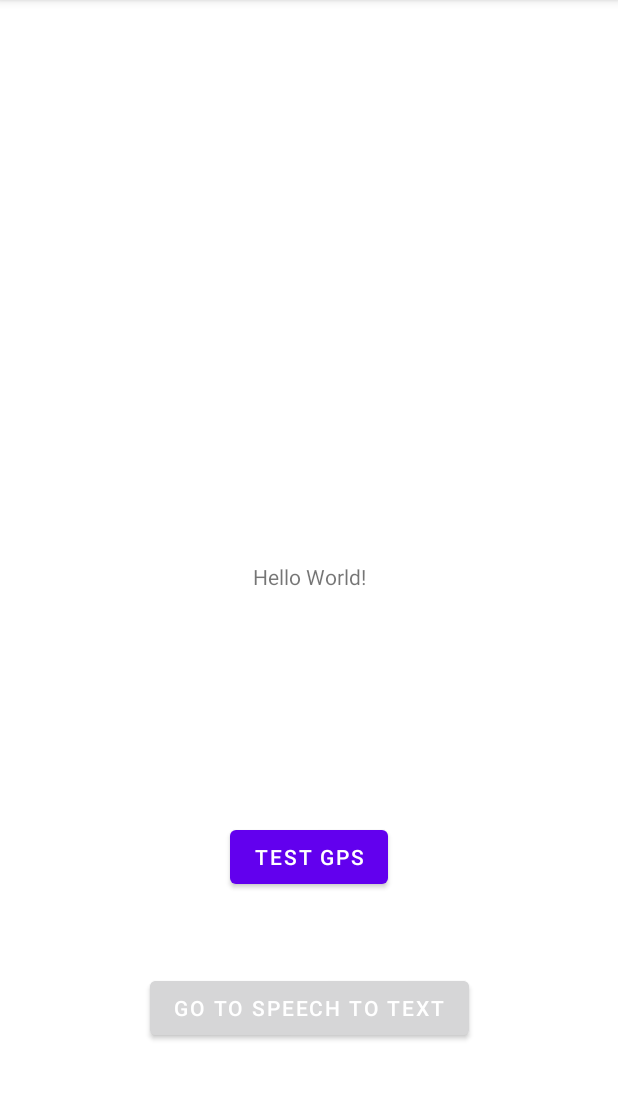
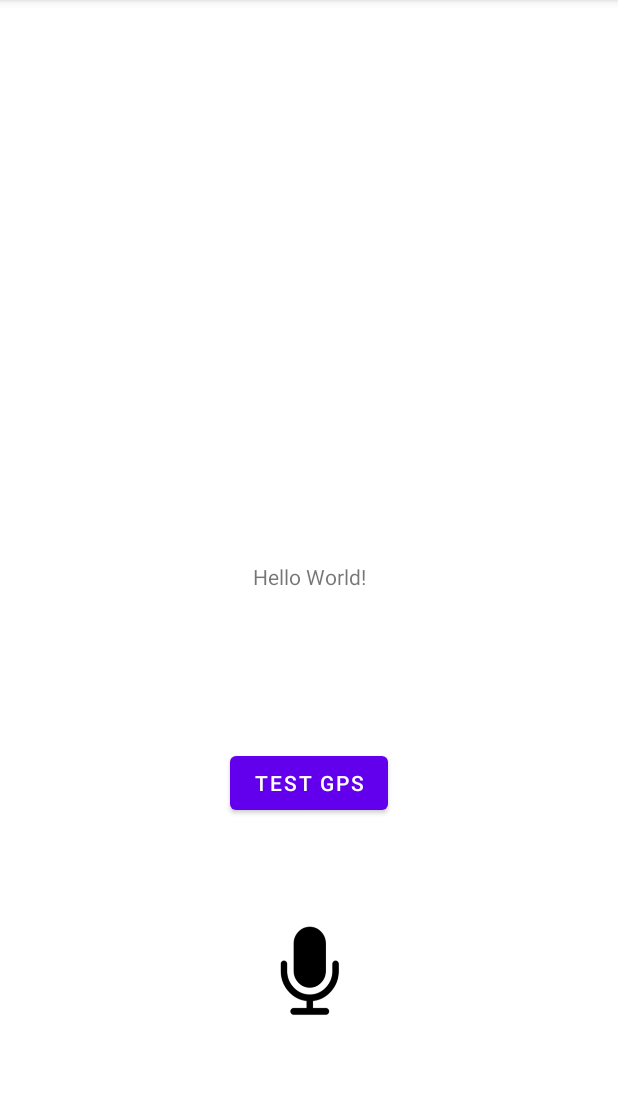
Before and after one commit to VictorCilleros/PMR_Velocus, an Android app: the screen it shows after launch (MainActivity), on a phone screen of 412 x 824 dp, the part 84-1184 px from its top. Run offline under Robolectric (Android 15) with nearby library versions, the phone set to English and light mode, and no system bars.

Commit message:
Handle commands start and stop

```diff
--- a/app/src/main/AndroidManifest.xml
+++ b/app/src/main/AndroidManifest.xml
@@ -19,9 +19,6 @@
         android:theme="@style/Theme.Velocus"
         tools:targetApi="31">
         <activity
-            android:name=".VocalActivity"
-            android:exported="false" />
-        <activity
             android:name=".TestGpsActivity"
             android:exported="false" />
         <activity
--- a/app/src/main/java/com/velocus/MainActivity.kt
+++ b/app/src/main/java/com/velocus/MainActivity.kt
@@ -1,51 +1,31 @@
 package com.velocus
 
 import android.Manifest.permission.RECORD_AUDIO
+import android.app.Activity
 import android.content.Intent
 import android.content.pm.PackageManager
 import android.os.Bundle
-import android.speech.RecognitionListener
 import android.speech.RecognizerIntent
 import android.speech.SpeechRecognizer
-import androidx.core.app.ActivityCompat;
+import android.view.Gravity
+import androidx.core.app.ActivityCompat
 import android.view.View
-import android.widget.Button
-import android.widget.ImageView
-import android.widget.TextView
-import android.widget.Toast
+import android.widget.*
 import androidx.appcompat.app.AppCompatActivity
+import java.util.*
 
 class MainActivity : AppCompatActivity() {
 
     private var mStartButton: Button? = null
-    private var mSpeechButton: Button? = null
 
-
-    companion object {
-        // Constante nécessaire pour vérifier la permission audio
-        const val ASR_PERMISSION_REQUEST_CODE = 0
-    }
-
-    private var mSpeechRecognizer: SpeechRecognizer? = null
-    private var mIsListening = false // this will be needed later
-    private var mUserInfoText: TextView? = null
-    private var mUserUtteranceOutput: TextView? = null
-    private var mCommandsList: MutableList<String>? = null
+    private val RQ_SPEECH_REC = 102
+    private val ASR_PERMISSION_REQUEST_CODE = 0
 
     override fun onCreate(savedInstanceState: Bundle?) {
         super.onCreate(savedInstanceState)
         setContentView(R.layout.activity_main)
 
-        //verifyAudioPermissions()
-
         // Bouton pour passer au test du GPS:
-
-        mSpeechButton = findViewById<View>(R.id.speechbutton) as Button
-
-        mSpeechButton!!.setOnClickListener(View.OnClickListener {
-            val mainActivityIntent = Intent(this@MainActivity, VocalActivity::class.java)
-            startActivity(mainActivityIntent)
-        })
 
         mStartButton = findViewById<View>(R.id.button2) as Button
 
@@ -54,43 +34,38 @@ class MainActivity : AppCompatActivity() {
             startActivity(mainActivityIntent)
         })
 
-        // Reconnaissance vocale
+        verifyAudioPermissions()
 
-        mUserUtteranceOutput = findViewById(R.id.user_utterance_output)
-        mUserInfoText = findViewById(R.id.user_info_text)
+        val btnMicro = findViewById<ImageButton>(R.id.btn_micro)
 
-        createSpeechRecognizer()
-
-        val trigger = findViewById<ImageView>(R.id.trigger_icon)
-        trigger.setOnClickListener {
-            //Toast.makeText(this, "Clic trigger micro", Toast.LENGTH_SHORT).show()
-            // Handle audio sessions here
-            if (mIsListening) {
-                handleSpeechEnd()
-            } else {
-                handleSpeechBegin()
-            }
+        btnMicro.setOnClickListener {
+            askSpeechInput()
         }
-
-        initCommands()
 
     }
 
-    private fun handleSpeechBegin() {
-        Toast.makeText(this, "Appel fun handleSpeechBegin", Toast.LENGTH_SHORT).show()
-        // start audio session
-        mUserInfoText!!.setText(R.string.listening)
-        //Toast.makeText(this, "mUserInfoText : " + mUserInfoText!!.text, Toast.LENGTH_SHORT).show()
-        mIsListening = true
-        mSpeechRecognizer!!.startListening(createIntent())
+    override fun onActivityResult(requestCode: Int, resultCode: Int, data: Intent?) {
+        super.onActivityResult(requestCode, resultCode, data)
+
+        val tvText = findViewById<TextView>(R.id.tv_text)
+
+        if (requestCode == RQ_SPEECH_REC && resultCode == Activity.RESULT_OK) {
+            val result = data?.getStringArrayListExtra(RecognizerIntent.EXTRA_RESULTS)
+            tvText.text = result?.get(0).toString()
+            handleCommands(result?.get(0).toString())
+        }
     }
 
-    private fun handleSpeechEnd() {
-        Toast.makeText(this, "Appel fun handleSpeechEnd", Toast.LENGTH_SHORT).show()
-        // end audio session
-        mUserInfoText!!.setText(R.string.detected_speech)
-        mIsListening = false
-        mSpeechRecognizer!!.cancel()
+    private fun askSpeechInput() {
+        if (!SpeechRecognizer.isRecognitionAvailable(this)) {
+            Toast.makeText(this, "Speech recognition is not available", Toast.LENGTH_SHORT).show()
+        } else {
+            val i = Intent(RecognizerIntent.ACTION_RECOGNIZE_SPEECH)
+            i.putExtra(RecognizerIntent.EXTRA_LANGUAGE_MODEL, RecognizerIntent.LANGUAGE_MODEL_FREE_FORM)
+            i.putExtra(RecognizerIntent.EXTRA_LANGUAGE, Locale.getDefault())
+            i.putExtra(RecognizerIntent.EXTRA_PROMPT, "Say something!")
+            startActivityForResult(i, RQ_SPEECH_REC)
+        }
     }
 
     private fun verifyAudioPermissions() {
@@ -103,92 +78,15 @@ class MainActivity : AppCompatActivity() {
         }
     }
 
-    override fun onRequestPermissionsResult(requestCode: Int, permissions: Array<String>, grantResults: IntArray) {
-        super.onRequestPermissionsResult(requestCode, permissions, grantResults)
-        if (requestCode == ASR_PERMISSION_REQUEST_CODE) {
-            if (grantResults[0] == PackageManager.PERMISSION_GRANTED) {
-                // audio permission granted
-                Toast.makeText(this, "Vous pouvez maintenant utiliser la commande vocale !", Toast.LENGTH_LONG).show()
-            } else {
-                // audio permission denied
-                Toast.makeText(this, "Vous devez autoriser Velocus à accéder au micro pour utiliser la commande vocale.", Toast.LENGTH_LONG).show()
-            }
+    private fun handleCommands(vocal: String) {
+        if (vocal.lowercase() == "démarrer") {
+            Toast.makeText(this, "Et l'affichage démarre !", Toast.LENGTH_SHORT).show()
+            // TODO implémenter l'affichage
         }
-    }
-
-    private fun createSpeechRecognizer() {
-        Toast.makeText(this, "Appel fun createSpeechRecognizer", Toast.LENGTH_SHORT).show()
-        mSpeechRecognizer = SpeechRecognizer.createSpeechRecognizer(this)
-        mSpeechRecognizer?.setRecognitionListener(object : RecognitionListener {
-            override fun onReadyForSpeech(params: Bundle) {}
-            override fun onBeginningOfSpeech() {}
-            override fun onRmsChanged(rmsdB: Float) {}
-            override fun onBufferReceived(buffer: ByteArray) {}
-            override fun onEndOfSpeech() {
-                handleSpeechEnd()
-            }
-
-            override fun onError(error: Int) {
-                Toast.makeText(this@MainActivity, "Error from createSpeechRecognizer", Toast.LENGTH_SHORT).show()
-                handleSpeechEnd()
-            }
-
-            override fun onResults(results: Bundle) {
-                Toast.makeText(this@MainActivity, "onResults from createSpeechRecognizer", Toast.LENGTH_SHORT).show()
-                // Called when recognition results are ready. This callback will be called when the
-                // audio session has been completed and user utterance has been parsed.
-
-                // This ArrayList contains the recognition results, if the list is non-empty,
-                // handle the user utterance
-                val matches = results.getStringArrayList(SpeechRecognizer.RESULTS_RECOGNITION)
-                if (matches != null && matches.size > 0) {
-                    // The results are added in decreasing order of confidence to the list
-                    val command = matches[0]
-                    mUserUtteranceOutput!!.text = command
-                    handleCommand(command)
-                }
-            }
-
-            override fun onPartialResults(partialResults: Bundle) {
-                Toast.makeText(this@MainActivity, "onPartialResults from createSpeechRecognizer", Toast.LENGTH_SHORT).show()
-                // Called when partial recognition results are available, this callback will be
-                // called each time a partial text result is ready while the user is speaking.
-                val matches = partialResults.getStringArrayList(SpeechRecognizer.RESULTS_RECOGNITION)
-                if (matches != null && matches.size > 0) {
-                    // handle partial speech results
-                    val partialText = matches[0]
-                    mUserUtteranceOutput!!.text = partialText
-                }
-            }
-
-            override fun onEvent(eventType: Int, params: Bundle) {
-                Toast.makeText(this@MainActivity, "onEvent from createSpeechRecognizer", Toast.LENGTH_SHORT).show()
-            }
-        })
-    }
-
-    private fun createIntent(): Intent {
-        Toast.makeText(this, "Appel fun createIntent", Toast.LENGTH_SHORT).show()
-        val i = Intent(RecognizerIntent.ACTION_RECOGNIZE_SPEECH)
-        i.putExtra(RecognizerIntent.EXTRA_LANGUAGE_MODEL, RecognizerIntent.LANGUAGE_MODEL_FREE_FORM)
-        i.putExtra(RecognizerIntent.EXTRA_PARTIAL_RESULTS, true)
-        i.putExtra(RecognizerIntent.EXTRA_LANGUAGE, "fr-FR")
-        return i
-    }
-
-    private fun handleCommand(command: String) { // TODO : à compléter, on veut afficher les vélos sur la carte (je crois)
-        if (mCommandsList!!.contains(command)) {
-            // Successful utterance, notify user
-            Toast.makeText(this, "Exécution de : $command", Toast.LENGTH_LONG).show()
-        } else {
-            // Unsucessful utterance, show failure message on screen
-            Toast.makeText(this, "Désolé, je n'ai pas compris la commande.", Toast.LENGTH_LONG).show()
+        else if (vocal.lowercase() == "arrêter") {
+            Toast.makeText(this, "Et puis l'affichage s'arrête !", Toast.LENGTH_SHORT).show()
+            // TODO arrêter l'affichage
         }
-    }
-
-    private fun initCommands() {
-        mCommandsList = ArrayList()
-        mCommandsList!!.add("Bonjour")
-        //mCommandsList!!.add("Montre-moi où sont les vélos dispos")
+        else {Toast.makeText(this, "Désolé, je ne comprends pas cette commande", Toast.LENGTH_SHORT).show()}
     }
 }
--- a/app/src/main/res/layout/activity_main.xml
+++ b/app/src/main/res/layout/activity_main.xml
@@ -25,50 +25,33 @@
         app:layout_constraintBottom_toBottomOf="parent"
         app:layout_constraintEnd_toEndOf="parent"
         app:layout_constraintStart_toStartOf="parent"
-        app:layout_constraintTop_toBottomOf="@+id/textView" />
+        app:layout_constraintTop_toBottomOf="@+id/textView"
+        app:layout_constraintVertical_bias="0.34" />
 
-    <Button
-        android:id="@+id/speechbutton"
+    <ImageButton
+        android:id="@+id/btn_micro"
+        android:layout_width="100dp"
+        android:layout_height="100dp"
+        android:layout_centerInParent="true"
+        android:scaleType="fitXY"
+        android:src="@drawable/micro"
+        android:backgroundTint="@color/white"
+        android:layout_margin="50dp"
+        app:layout_constraintEnd_toEndOf="parent"
+        app:layout_constraintStart_toStartOf="parent"
+        app:layout_constraintTop_toBottomOf="@+id/button2">
+    </ImageButton>
+
+    <TextView
+        android:id="@+id/tv_text"
+        android:layout_margin="20dp"
         android:layout_width="wrap_content"
         android:layout_height="wrap_content"
-        android:text="Go to speech to text"
-        android:backgroundTint="@color/wallet_holo_blue_light"
-        app:layout_constraintBottom_toBottomOf="parent"
+        android:text=""
         app:layout_constraintEnd_toEndOf="parent"
         app:layout_constraintStart_toStartOf="parent"
-        app:layout_constraintTop_toBottomOf="@+id/button2" />
-
-    <ImageView
-        android:id="@+id/trigger_icon"
-        android:layout_width="68dp"
-        android:layout_height="68dp"
-        android:layout_marginTop="200dp"
-        android:src="@drawable/microphone_icon"
-        app:layout_constraintEnd_toEndOf="parent"
-        app:layout_constraintStart_toStartOf="parent"
-        app:layout_constraintTop_toTopOf="parent"
-        android:visibility="invisible"/>
-
-    <TextView
-        android:id="@+id/user_info_text"
-        android:layout_width="wrap_content"
-        android:layout_height="wrap_content"
-        android:text="@string/detected_speech"
-        android:textSize="18sp"
-        app:layout_constraintStart_toStartOf="parent"
-        app:layout_constraintTop_toTopOf="parent"
-        android:visibility="invisible"/>
-
-    <TextView
-        android:id="@+id/user_utterance_output"
-        android:layout_width="wrap_content"
-        android:layout_height="wrap_content"
-        android:text="TextView user_utterance_attribute"
-        app:layout_constraintTop_toBottomOf="@id/user_info_text"
-        android:layout_marginTop="20dp"
-        android:textSize="18sp"
-        app:layout_constraintStart_toStartOf="parent"
-        android:visibility="invisible"/>
-
+        app:layout_constraintTop_toBottomOf="@id/btn_micro"
+        android:layout_below="@id/btn_micro"
+        android:textColor="@color/black"/>
 
 </androidx.constraintlayout.widget.ConstraintLayout>
```
Also changed, not shown: app/src/main/java/com/velocus/VocalActivity.kt (deleted, +0 -74 lines), app/src/main/res/layout/activity_vocal.xml (deleted, +0 -28 lines), app/src/main/res/drawable/micro.png (added), app/src/main/res/drawable/microphone_icon.png (deleted).
